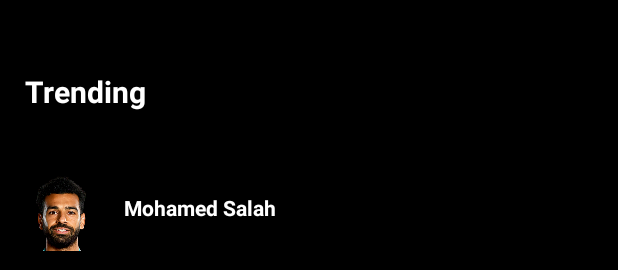
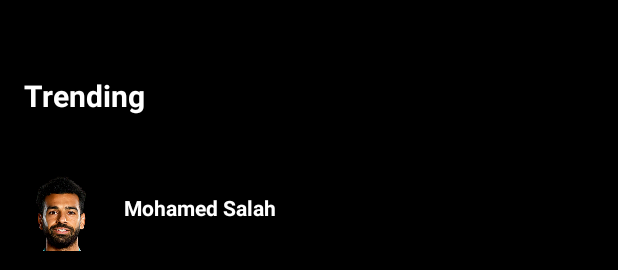
Before and after one commit to nedimbandzovic/Golazo, an Android app: the layout activity_players.xml on its own in the app's theme, with its tools: preview values and no code run, on a phone screen of 412 x 824 dp. Shown: the part 190-460 px from the top of the screen. Run offline under Robolectric (Android 15) with nearby library versions, the phone set to English and light mode, and no system bars.

Commit message:
Small fix in players search

```diff
--- a/app/src/main/java/com/example/golazo/PlayersActivity.java
+++ b/app/src/main/java/com/example/golazo/PlayersActivity.java
@@ -17,7 +17,7 @@ import com.google.android.material.navigation.NavigationBarView;
 public class PlayersActivity extends AppCompatActivity {
     EditText input;
     ImageView player1, player2,player3,player4,player5,player6,go, back;
-    TextView name1,name2,name3,name4,name5,name6, more;
+    TextView name1,name2,name3,name4,name5,name6, more, trending;
 
     @Override
     protected void onCreate(Bundle savedInstanceState) {
@@ -39,6 +39,7 @@ public class PlayersActivity extends AppCompatActivity {
         input=findViewById(R.id.editTextTextPersonName);
         more=findViewById(R.id.textView72);
         back=findViewById(R.id.imageView61);
+        trending=findViewById(R.id.textView73);
 
         getSupportActionBar().hide();
         back.setOnClickListener(new View.OnClickListener() {
@@ -70,6 +71,7 @@ public class PlayersActivity extends AppCompatActivity {
                     player6.setImageResource(R.drawable.edinho);
                     name6.setText("Edinho");
                     more.setText("More...");
+                    trending.setText("Found players");
                 }
                 else if (x.equals("edin")){
                     player1.setImageResource(R.drawable.dzeko);
@@ -85,6 +87,8 @@ public class PlayersActivity extends AppCompatActivity {
                     player6.setImageResource(R.drawable.edinho);
                     name6.setText("Edinho");
                     more.setText("More...");
+                    trending.setText("Found players");
+
                 }
             }
         });
--- a/app/src/main/res/layout/activity_players.xml
+++ b/app/src/main/res/layout/activity_players.xml
@@ -75,18 +75,18 @@
 
     <TextView
         android:id="@+id/textView73"
-        android:layout_width="wrap_content"
-        android:layout_height="wrap_content"
+        android:layout_width="190dp"
+        android:layout_height="29dp"
         android:text="Trending"
         android:textColor="@color/white"
         android:textSize="20dp"
         android:textStyle="bold"
         app:layout_constraintBottom_toBottomOf="parent"
         app:layout_constraintEnd_toEndOf="parent"
-        app:layout_constraintHorizontal_bias="0.051"
+        app:layout_constraintHorizontal_bias="0.072"
         app:layout_constraintStart_toStartOf="parent"
         app:layout_constraintTop_toTopOf="parent"
-        app:layout_constraintVertical_bias="0.218" />
+        app:layout_constraintVertical_bias="0.222" />
 
     <ImageView
         android:id="@+id/logo1"
```
